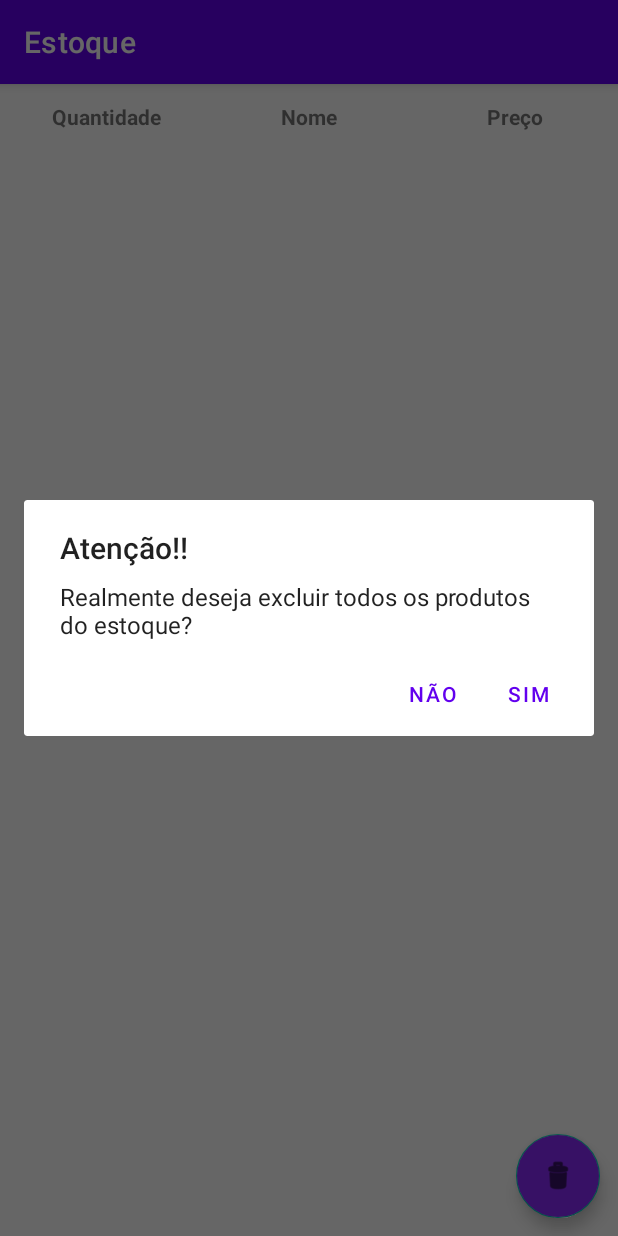
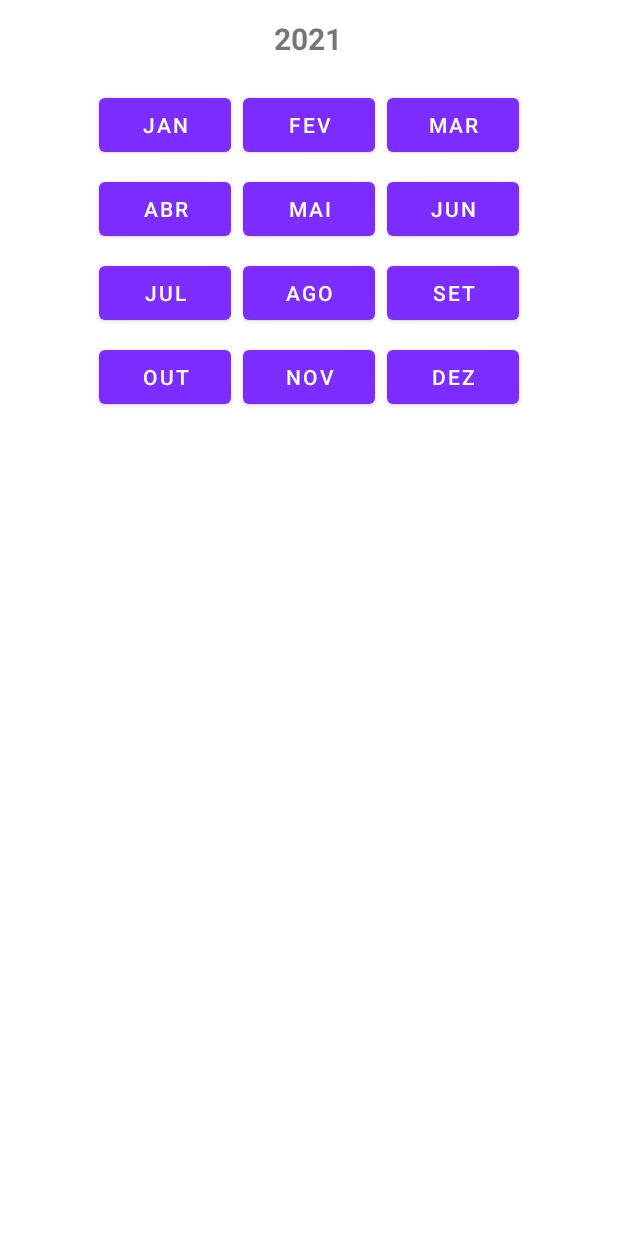
Before and after one commit to alisson199/CRUD_Android, an Android app: the EstoqueActivity screen opened directly, with no data from a screen before it, after a tap on an icon or button, on a phone screen of 412 x 824 dp. Run offline under Robolectric (Android 15) with nearby library versions, the phone set to English and light mode, and no system bars.

Commit message:
Some updates ...
1 - Testing the "relatorios".
2 - When you enter two products in the database with the same names and prices, they are put together
3 - Some design adjustments
4 - Database Updates.
5 - Fix some bugs
OBS: I need to pratice more...

```diff
--- a/AppEstoque/app/build.gradle
+++ b/AppEstoque/app/build.gradle
@@ -10,8 +10,8 @@ android {
         applicationId "com.example.appestoque"
         minSdkVersion 16
         targetSdkVersion 30
-        versionCode 1
-        versionName "1.0"
+        versionCode 4
+        versionName "1.4"
 
         testInstrumentationRunner "androidx.test.runner.AndroidJUnitRunner"
     }
--- a/AppEstoque/app/src/main/AndroidManifest.xml
+++ b/AppEstoque/app/src/main/AndroidManifest.xml
@@ -9,6 +9,8 @@
         android:roundIcon="@mipmap/ic_launcher_round"
         android:supportsRtl="true"
         android:theme="@style/Theme.AppEstoque">
+        <activity android:name=".RelatorioMensalActivity"></activity>
+        <activity android:name=".RelatorioActivity" />
         <activity android:name=".ComprasActivity">
             <intent-filter>
                 <action android:name="android.intent.action.MAIN" />
@@ -17,7 +19,7 @@
             </intent-filter>
         </activity>
         <activity android:name=".EstoqueActivity" />
-        <activity android:name=".CadastrarActivity"/>
+        <activity android:name=".CadastrarActivity" />
     </application>
 
 </manifest>
--- a/AppEstoque/app/src/main/java/com/example/appestoque/EstoqueActivity.java
+++ b/AppEstoque/app/src/main/java/com/example/appestoque/EstoqueActivity.java
@@ -4,7 +4,9 @@ import androidx.appcompat.app.AppCompatActivity;
 
 import android.app.AlertDialog;
 import android.content.DialogInterface;
+import android.content.Intent;
 import android.os.Bundle;
+import android.util.Log;
 import android.view.ContextMenu;
 import android.view.MenuInflater;
 import android.view.MenuItem;
@@ -25,21 +27,29 @@ public class EstoqueActivity extends AppCompatActivity {
 
     @Override
     protected void onCreate (Bundle savedInstanceState) {
+
+        Log.d("meu app", "Mudei activity porra");
         super.onCreate( savedInstanceState );
         setContentView( R.layout.activity_estoque );
 
         //Capturando a list view
         listView = findViewById( R.id.listEstoque );
+        Log.d("meu app", "Capturando list view porra");
         //Instanciando um dao
         dao = new EstoqueDAO( this );
+        Log.d("meu app", "instancia dao porra");
         //Capturando estoque do dao
         produtos = dao.obterEstoque();
+        Log.d("meu app", "capt estoque dao porra");
         //Criando um menu de contexto
         registerForContextMenu( listView );
+        Log.d("meu app", "menu contexto porra");
         //Adicionando todos os produtos obtidos do dao, ao filtro
         filtroprodutos.addAll( produtos );
+        Log.d("meu app", "re adicionando a porra toda.");
         //Adaptando a matriz para inserir na lista de uma maneira mais visual
         ProdutosAdapter adaptador = new ProdutosAdapter( filtroprodutos, this  );
+        Log.d("meu app", "adaptando porra");
         listView.setAdapter( adaptador );
     }
 
@@ -100,7 +110,7 @@ public class EstoqueActivity extends AppCompatActivity {
 
     }
     public void deletartudo (View v) {
-
+/*
         AlertDialog dialog = new AlertDialog.Builder(this)
                 .setTitle( "Atenção!!" )
                 .setMessage( "Realmente deseja excluir todos os produtos do estoque?" )
@@ -114,7 +124,9 @@ public class EstoqueActivity extends AppCompatActivity {
                         listView.invalidateViews();
                     }
                 } ).create();
-        dialog.show();
+        dialog.show();*/
+        Intent it = new Intent(this, RelatorioActivity.class);
+        startActivity( it );
     }
 
     @Override
--- /dev/null
+++ b/AppEstoque/app/src/main/java/com/example/appestoque/RelatorioActivity.java
@@ -0,0 +1,38 @@
+package com.example.appestoque;
+
+import androidx.appcompat.app.AppCompatActivity;
+
+import android.content.Intent;
+import android.os.Bundle;
+import android.view.View;
+import android.widget.Button;
+import android.widget.LinearLayout;
+import android.widget.TextView;
+import android.widget.Toast;
+
+public class RelatorioActivity extends AppCompatActivity {
+
+    EstoqueDAO dao;
+
+    @Override
+    protected void onCreate (Bundle savedInstanceState) {
+        super.onCreate( savedInstanceState );
+        setContentView( R.layout.activity_relatorio );
+
+       dao = new EstoqueDAO( this );
+    }
+
+    public String ano () {
+        TextView a = findViewById( R.id.lbl_ano );
+        return (String) a.getText();
+    }
+
+    public void mes1 (View v) {
+        String gastoMensal = dao.obterTotalMensal( "01", ano() );
+
+        Intent it = new Intent(this, RelatorioMensalActivity.class);
+        it.putExtra( "1", gastoMensal );
+        System.out.println("Fez o putExtra...");
+        startActivity( it );
+    }
+}
--- /dev/null
+++ b/AppEstoque/app/src/main/res/layout/activity_relatorio.xml
@@ -0,0 +1,137 @@
+<?xml version="1.0" encoding="utf-8"?>
+<androidx.constraintlayout.widget.ConstraintLayout xmlns:android="http://schemas.android.com/apk/res/android"
+    xmlns:app="http://schemas.android.com/apk/res-auto"
+    xmlns:tools="http://schemas.android.com/tools"
+    android:layout_width="match_parent"
+    android:layout_height="match_parent"
+    tools:context=".RelatorioActivity">
+
+    <Button
+        android:id="@+id/btn_fev"
+        android:layout_width="wrap_content"
+        android:layout_height="wrap_content"
+        android:layout_marginTop="20dp"
+        android:text="FEV"
+        app:layout_constraintEnd_toEndOf="parent"
+        app:layout_constraintHorizontal_bias="0.5"
+        app:layout_constraintStart_toStartOf="parent"
+        app:layout_constraintTop_toBottomOf="@+id/lbl_ano" />
+
+    <Button
+        android:id="@+id/btn_mar"
+        android:layout_width="wrap_content"
+        android:layout_height="wrap_content"
+        android:layout_marginStart="8dp"
+        android:layout_marginLeft="8dp"
+        android:layout_marginTop="20dp"
+        android:text="MAR"
+        app:layout_constraintStart_toEndOf="@+id/btn_fev"
+        app:layout_constraintTop_toBottomOf="@+id/lbl_ano" />
+
+    <Button
+        android:id="@+id/btn_jul"
+        android:layout_width="wrap_content"
+        android:layout_height="wrap_content"
+        android:layout_marginTop="8dp"
+        android:text="JUL"
+        app:layout_constraintStart_toStartOf="@+id/btn_abr"
+        app:layout_constraintTop_toBottomOf="@+id/btn_abr" />
+
+    <Button
+        android:id="@+id/btn_jan"
+        android:layout_width="wrap_content"
+        android:layout_height="wrap_content"
+        android:onClick="mes1"
+        android:layout_marginTop="20dp"
+        android:layout_marginEnd="8dp"
+        android:layout_marginRight="8dp"
+        android:text="JAN"
+        app:layout_constraintEnd_toStartOf="@+id/btn_fev"
+        app:layout_constraintTop_toBottomOf="@+id/lbl_ano" />
+
+    <Button
+        android:id="@+id/btn_dez"
+        android:layout_width="wrap_content"
+        android:layout_height="wrap_content"
+        android:layout_marginTop="8dp"
+        android:text="DEZ"
+        app:layout_constraintStart_toStartOf="@+id/btn_set"
+        app:layout_constraintTop_toBottomOf="@+id/btn_set" />
+
+    <Button
+        android:id="@+id/btn_set"
+        android:layout_width="wrap_content"
+        android:layout_height="wrap_content"
+        android:layout_marginTop="8dp"
+        android:text="SET"
+        app:layout_constraintStart_toStartOf="@+id/btn_jun"
+        app:layout_constraintTop_toBottomOf="@+id/btn_jun" />
+
+    <Button
+        android:id="@+id/btn_out"
+        android:layout_width="wrap_content"
+        android:layout_height="wrap_content"
+        android:layout_marginTop="8dp"
+        android:text="OUT"
+        app:layout_constraintStart_toStartOf="@+id/btn_jul"
+        app:layout_constraintTop_toBottomOf="@+id/btn_jul" />
+
+    <Button
+        android:id="@+id/btn_abr"
+        android:layout_width="wrap_content"
+        android:layout_height="wrap_content"
+        android:layout_marginTop="8dp"
+        android:text="ABR"
+        app:layout_constraintStart_toStartOf="@+id/btn_jan"
+        app:layout_constraintTop_toBottomOf="@+id/btn_jan" />
+
+    <Button
+        android:id="@+id/btn_jun"
+        android:layout_width="wrap_content"
+        android:layout_height="wrap_content"
+        android:layout_marginTop="8dp"
+        android:text="JUN"
+        app:layout_constraintStart_toStartOf="@+id/btn_mar"
+        app:layout_constraintTop_toBottomOf="@+id/btn_mar" />
+
+    <Button
+        android:id="@+id/btn_ago"
+        android:layout_width="wrap_content"
+        android:layout_height="wrap_content"
+        android:layout_marginTop="8dp"
+        android:text="AGO"
+        app:layout_constraintStart_toStartOf="@+id/btn_mai"
+        app:layout_constraintTop_toBottomOf="@+id/btn_mai" />
+
+    <Button
+        android:id="@+id/btn_mai"
+        android:layout_width="wrap_content"
+        android:layout_height="wrap_content"
+        android:layout_marginTop="8dp"
+        android:text="MAI"
+        app:layout_constraintStart_toStartOf="@+id/btn_fev"
+        app:layout_constraintTop_toBottomOf="@+id/btn_fev" />
+
+    <Button
+        android:id="@+id/btn_nov"
+        android:layout_width="wrap_content"
+        android:layout_height="wrap_content"
+        android:layout_marginTop="8dp"
+        android:text="NOV"
+        app:layout_constraintStart_toStartOf="@+id/btn_ago"
+        app:layout_constraintTop_toBottomOf="@+id/btn_ago" />
+
+    <TextView
+        android:id="@+id/lbl_ano"
+        android:layout_width="wrap_content"
+        android:layout_height="wrap_content"
+        android:layout_marginTop="12dp"
+        android:text="2021"
+        android:textSize="20sp"
+        android:textStyle="bold"
+        app:layout_constraintEnd_toEndOf="parent"
+        app:layout_constraintHorizontal_bias="0.498"
+        app:layout_constraintStart_toStartOf="parent"
+        app:layout_constraintTop_toTopOf="parent" />
+
+</androidx.constraintlayout.widget.ConstraintLayout>
--- a/AppEstoque/app/src/main/res/values-night/themes.xml
+++ b/AppEstoque/app/src/main/res/values-night/themes.xml
@@ -1,8 +1,8 @@
 <resources xmlns:tools="http://schemas.android.com/tools">
     <!-- Base application theme. -->
-    <style name="Theme.AppEstoque" parent="Theme.MaterialComponents.DayNight.DarkActionBar">
+    <style name="Theme.AppEstoque" parent="Theme.MaterialComponents.DayNight.NoActionBar">
         <!-- Primary brand color. -->
-        <item name="colorPrimary">@color/purple_200</item>
+        <item name="colorPrimary">@color/azul_roxo</item>
         <item name="colorPrimaryVariant">@color/azul_roxo</item>
         <item name="colorOnPrimary">@color/black</item>
         <!-- Secondary brand color. -->
--- a/AppEstoque/app/src/main/res/values/colors.xml
+++ b/AppEstoque/app/src/main/res/values/colors.xml
@@ -8,7 +8,7 @@
     <color name="black">#FF000000</color>
     <color name="white">#FFFFFFFF</color>
     <color name="laranja_claro">#55fdf3c3</color>
-    <color name="azul_roxo">#8b2bfe</color>
+    <color name="azul_roxo">#7D2CFF</color>
     <color name="laranja_medio">#ffe158</color>
     <color name="laranja_vibrante">#ffa310</color>
 </resources>
--- a/AppEstoque/app/src/main/res/values/themes.xml
+++ b/AppEstoque/app/src/main/res/values/themes.xml
@@ -1,8 +1,8 @@
-<resources xmlns:tools="http://schemas.android.com/tools">
+<resources xmlns:tools="http://schemas.android.com/tools" >
     <!-- Base application theme. -->
-    <style name="Theme.AppEstoque" parent="Theme.MaterialComponents.DayNight.DarkActionBar">
+    <style name="Theme.AppEstoque" parent="Theme.MaterialComponents.DayNight.NoActionBar">
         <!-- Primary brand color. -->
-        <item name="colorPrimary">@color/purple_500</item>
+        <item name="colorPrimary">@color/azul_roxo</item>
         <item name="colorPrimaryVariant">@color/azul_roxo</item>
         <item name="colorOnPrimary">@color/white</item>
         <!-- Secondary brand color. -->
```
Also changed, not shown: AppEstoque/app/src/main/java/com/example/appestoque/ComprasActivity.java (+23 -3 lines), AppEstoque/app/src/main/java/com/example/appestoque/ConexaoBD.java (+11 -1 lines), AppEstoque/app/src/main/java/com/example/appestoque/EstoqueDAO.java (+75 -15 lines), AppEstoque/app/src/main/java/com/example/appestoque/RelatorioMensalActivity.java (added, +30 -0 lines), AppEstoque/app/src/main/java/com/example/appestoque/RelatoriosAdapter.java (added, +48 -0 lines), AppEstoque/app/src/main/res/layout/activity_compras.xml (+20 -15 lines), AppEstoque/app/src/main/res/layout/activity_estoque.xml (+73 -14 lines), AppEstoque/app/src/main/res/layout/activity_relatorio_mensal.xml (added, +19 -0 lines), AppEstoque/app/src/main/res/layout/item_relatorio.xml (added, +22 -0 lines).
